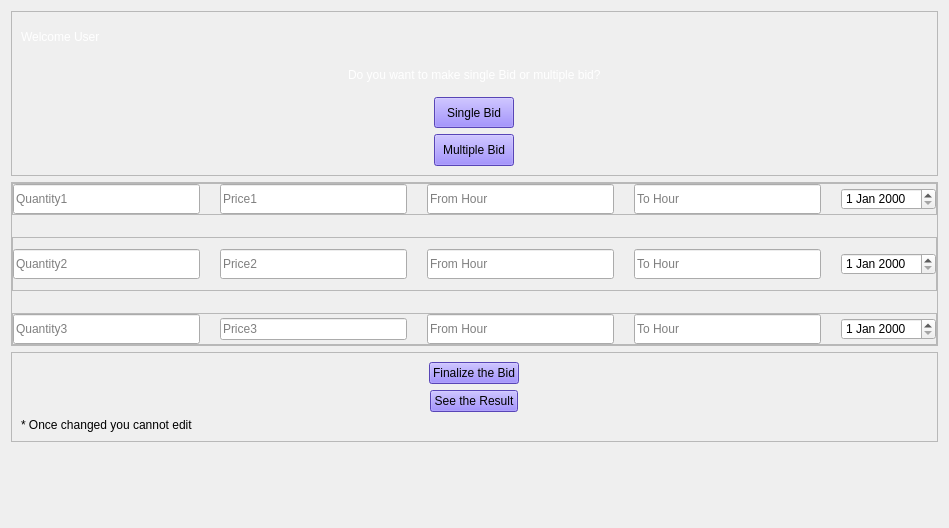
First picture: the form in app v_2/MainApp.ui, repository deevyansh/Power-Consumption-Pattern, before the edit.
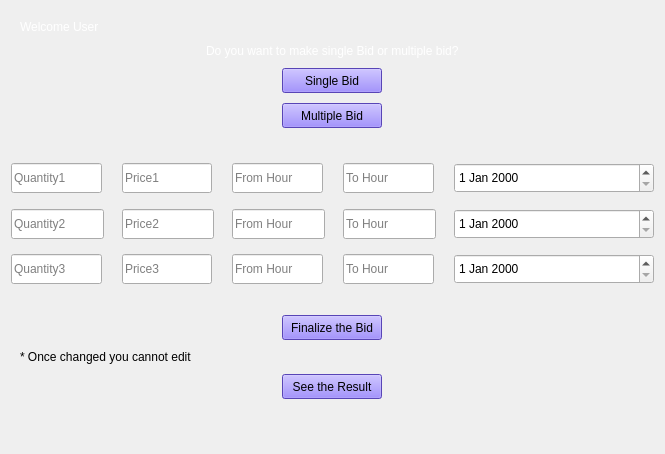
Second picture: the form after the edit.

What changed in the file:
```diff
--- a/app v_2/MainApp.ui
+++ b/app v_2/MainApp.ui
@@ -6,8 +6,8 @@
    <rect>
     <x>0</x>
     <y>0</y>
-    <width>949</width>
-    <height>528</height>
+    <width>665</width>
+    <height>454</height>
    </rect>
   </property>
   <property name="windowTitle">
@@ -16,7 +16,9 @@
   <property name="styleSheet">
    <string notr="true">#YesButton,#NoButton,#FinalButton,#SeeResultButton{
 background-color: rgb(123,97,255)
-}</string>
+}
+#frame,#frame_2,#fr5,#fr3,#fr4,#frm_3
+{border: 0px}</string>
   </property>
   <layout class="QVBoxLayout" name="verticalLayout_4">
    <item>
@@ -33,6 +35,9 @@
       <enum>QFrame::Raised</enum>
      </property>
      <layout class="QVBoxLayout" name="verticalLayout_3">
+      <property name="spacing">
+       <number>10</number>
+      </property>
       <item>
        <widget class="QLabel" name="Welcome">
         <property name="text">
@@ -47,12 +52,18 @@
         </property>
        </widget>
       </item>
-      <item alignment="Qt::AlignHCenter">
+      <item alignment="Qt::AlignHCenter|Qt::AlignTop">
        <widget class="QPushButton" name="NoButton">
+        <property name="minimumSize">
+         <size>
+          <width>100</width>
+          <height>25</height>
+         </size>
+        </property>
         <property name="maximumSize">
          <size>
-          <width>500</width>
-          <height>500</height>
+          <width>100</width>
+          <height>25</height>
          </size>
         </property>
         <property name="text">
@@ -62,10 +73,16 @@
       </item>
       <item alignment="Qt::AlignHCenter">
        <widget class="QPushButton" name="YesButton">
+        <property name="minimumSize">
+         <size>
+          <width>100</width>
+          <height>25</height>
+         </size>
+        </property>
         <property name="maximumSize">
          <size>
-          <width>500</width>
-          <height>500</height>
+          <width>100</width>
+          <height>25</height>
          </size>
         </property>
         <property name="text">
@@ -73,6 +90,25 @@
         </property>
        </widget>
       </item>
+      <item>
+       <widget class="QLabel" name="label">
+        <property name="minimumSize">
+         <size>
+          <width>10</width>
+          <height>10</height>
+         </size>
+        </property>
+        <property name="maximumSize">
+         <size>
+          <width>10</width>
+          <height>10</height>
+         </size>
+        </property>
+        <property name="text">
+         <string/>
+        </property>
+       </widget>
+      </item>
      </layout>
     </widget>
    </item>
@@ -183,22 +219,35 @@
           </widget>
          </item>
          <item>
-          <widget class="QDateEdit" name="Date1"/>
+          <widget class="QDateEdit" name="Date1">
+           <property name="minimumSize">
+            <size>
+             <width>200</width>
+             <height>30</height>
+            </size>
+           </property>
+           <property name="maximumSize">
+            <size>
+             <width>16773773</width>
+             <height>16777215</height>
+            </size>
+           </property>
+          </widget>
          </item>
         </layout>
        </widget>
       </item>
-      <item>
-       <widget class="QFrame" name="fr6">
+      <item alignment="Qt::AlignTop">
+       <widget class="QFrame" name="frm_3">
         <property name="frameShape">
          <enum>QFrame::StyledPanel</enum>
         </property>
         <property name="frameShadow">
          <enum>QFrame::Raised</enum>
         </property>
-        <layout class="QHBoxLayout" name="horizontalLayout_2">
+        <layout class="QHBoxLayout" name="horizontalLayout_4">
          <property name="spacing">
-          <number>20</number>
+          <number>18</number>
          </property>
          <property name="leftMargin">
           <number>0</number>
@@ -212,7 +261,7 @@
          <property name="bottomMargin">
           <number>0</number>
          </property>
-         <item>
+         <item alignment="Qt::AlignTop">
           <widget class="QLineEdit" name="Quantity2">
            <property name="minimumSize">
             <size>
@@ -225,7 +274,7 @@
            </property>
           </widget>
          </item>
-         <item>
+         <item alignment="Qt::AlignTop">
           <widget class="QLineEdit" name="Price2">
            <property name="minimumSize">
             <size>
@@ -251,7 +300,7 @@
            </property>
           </widget>
          </item>
-         <item>
+         <item alignment="Qt::AlignTop">
           <widget class="QLineEdit" name="To2">
            <property name="minimumSize">
             <size>
@@ -265,12 +314,19 @@
           </widget>
          </item>
          <item>
-          <widget class="QDateEdit" name="Date2"/>
+          <widget class="QDateEdit" name="Date2">
+           <property name="minimumSize">
+            <size>
+             <width>200</width>
+             <height>30</height>
+            </size>
+           </property>
+          </widget>
          </item>
         </layout>
        </widget>
       </item>
-      <item alignment="Qt::AlignBottom">
+      <item alignment="Qt::AlignTop">
        <widget class="QFrame" name="fr5">
         <property name="frameShape">
          <enum>QFrame::StyledPanel</enum>
@@ -309,6 +365,12 @@
          </item>
          <item>
           <widget class="QLineEdit" name="Price3">
+           <property name="minimumSize">
+            <size>
+             <width>0</width>
+             <height>30</height>
+            </size>
+           </property>
            <property name="placeholderText">
             <string>Price3</string>
            </property>
@@ -341,7 +403,14 @@
           </widget>
          </item>
          <item>
-          <widget class="QDateEdit" name="Date3"/>
+          <widget class="QDateEdit" name="Date3">
+           <property name="minimumSize">
+            <size>
+             <width>200</width>
+             <height>30</height>
+            </size>
+           </property>
+          </widget>
          </item>
         </layout>
        </widget>
@@ -358,12 +427,21 @@
       <enum>QFrame::Raised</enum>
      </property>
      <layout class="QVBoxLayout" name="verticalLayout_2">
+      <property name="spacing">
+       <number>10</number>
+      </property>
       <item alignment="Qt::AlignHCenter">
        <widget class="QPushButton" name="FinalButton">
+        <property name="minimumSize">
+         <size>
+          <width>100</width>
+          <height>25</height>
+         </size>
+        </property>
         <property name="maximumSize">
          <size>
-          <width>500</width>
-          <height>500</height>
+          <width>100</width>
+          <height>25</height>
          </size>
         </property>
         <property name="text">
@@ -371,19 +449,6 @@
         </property>
        </widget>
       </item>
-      <item alignment="Qt::AlignHCenter">
-       <widget class="QPushButton" name="SeeResultButton">
-        <property name="maximumSize">
-         <size>
-          <width>500</width>
-          <height>500</height>
-         </size>
-        </property>
-        <property name="text">
-         <string>See the Result</string>
-        </property>
-       </widget>
-      </item>
       <item>
        <widget class="QLabel" name="label_2">
         <property name="text">
@@ -391,6 +456,25 @@
         </property>
        </widget>
       </item>
+      <item alignment="Qt::AlignHCenter">
+       <widget class="QPushButton" name="SeeResultButton">
+        <property name="minimumSize">
+         <size>
+          <width>100</width>
+          <height>25</height>
+         </size>
+        </property>
+        <property name="maximumSize">
+         <size>
+          <width>100</width>
+          <height>25</height>
+         </size>
+        </property>
+        <property name="text">
+         <string>See the Result</string>
+        </property>
+       </widget>
+      </item>
      </layout>
     </widget>
    </item>
```
